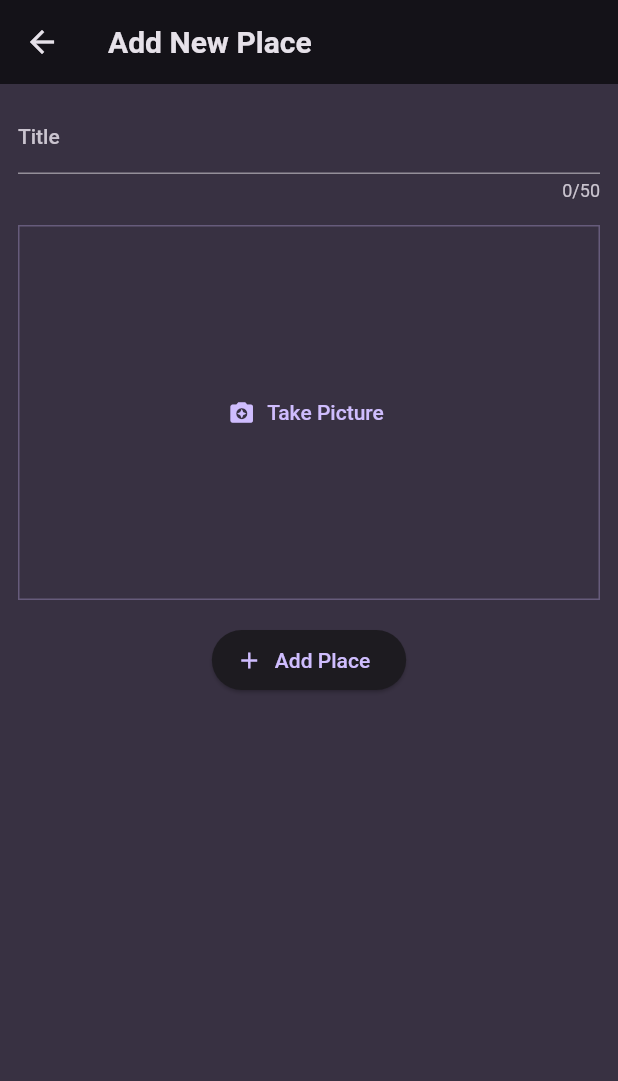
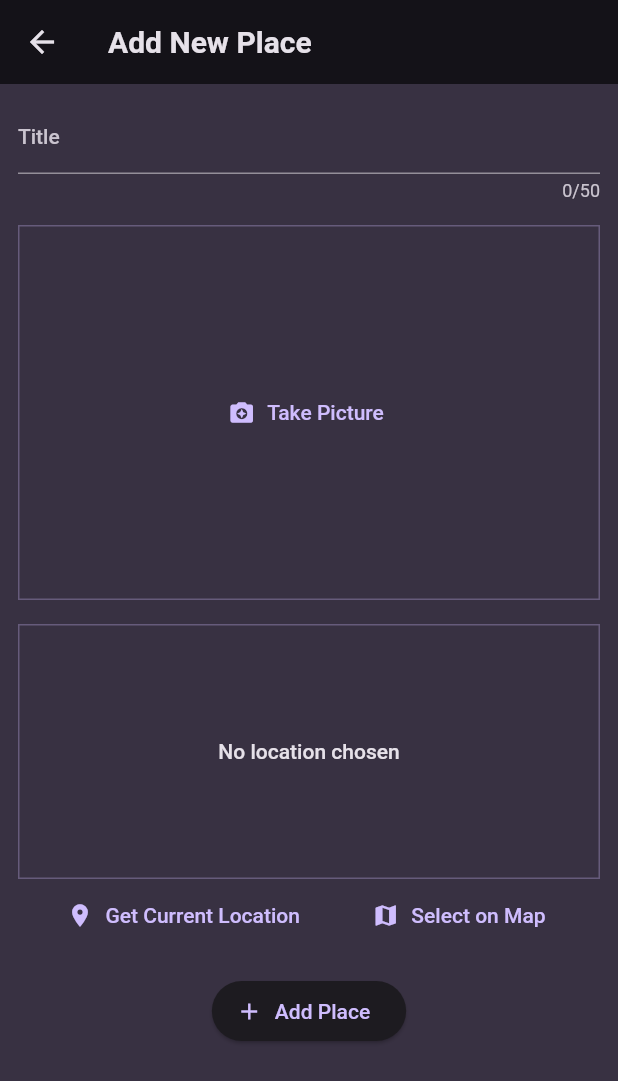
Before and after one commit to eacardenase/flutter-favorite-places, a Flutter app: the AddPlaceScreen screen opened directly, on a phone screen of 412 x 824 dp. Shown: the top 1081 px of the screen. Run offline on Flutter 3.47's test engine with Material 2 defaults, Android fonts, the phone set to English and light mode, and no system bars; our stand-ins replace flutter_riverpod, google_fonts, image_picker.

Commit message:
feat: add location widget

```diff
--- a/lib/widgets/add_new_place_form.dart
+++ b/lib/widgets/add_new_place_form.dart
@@ -1,5 +1,6 @@
 import 'dart:io';
 
+import 'package:favorite_places/widgets/location_input.dart';
 import 'package:flutter/material.dart';
 
 import 'package:flutter_riverpod/flutter_riverpod.dart';
@@ -75,6 +76,10 @@ class _NewPlaceFormState extends ConsumerState<NewPlaceForm> {
           const SizedBox(
             height: 16,
           ),
+          const LocationInput(),
+          const SizedBox(
+            height: 16,
+          ),
           ElevatedButton.icon(
             onPressed: _savePlace,
             icon: const Icon(
--- /dev/null
+++ b/lib/widgets/location_input.dart
@@ -0,0 +1,62 @@
+import 'package:flutter/material.dart';
+
+class LocationInput extends StatefulWidget {
+  const LocationInput({
+    super.key,
+  });
+
+  @override
+  State<LocationInput> createState() => _LocationInputState();
+}
+
+class _LocationInputState extends State<LocationInput> {
+  @override
+  Widget build(BuildContext context) {
+    return Column(
+      children: [
+        Container(
+          height: 170,
+          width: double.infinity,
+          alignment: Alignment.center,
+          decoration: BoxDecoration(
+            border: Border.all(
+              width: 1,
+              color: Theme.of(context).colorScheme.primary.withOpacity(0.3),
+            ),
+          ),
+          child: Text(
+            'No location chosen',
+            textAlign: TextAlign.center,
+            style: Theme.of(context)
+                .textTheme
+                .bodyLarge!
+                .copyWith(color: Theme.of(context).colorScheme.onBackground),
+          ),
+        ),
+        Row(
+          mainAxisAlignment: MainAxisAlignment.spaceEvenly,
+          children: [
+            TextButton.icon(
+              onPressed: () {},
+              icon: const Icon(
+                Icons.location_on,
+              ),
+              label: const Text(
+                'Get Current Location',
+              ),
+            ),
+            TextButton.icon(
+              onPressed: () {},
+              icon: const Icon(
+                Icons.map,
+              ),
+              label: const Text(
+                'Select on Map',
+              ),
+            ),
+          ],
+        )
+      ],
+    );
+  }
+}
--- a/pubspec.yaml
+++ b/pubspec.yaml
@@ -39,6 +39,7 @@ dependencies:
   uuid: ^3.0.7
   flutter_riverpod: ^2.3.6
   image_picker: ^1.0.0
+  location: ^5.0.0
 
 dev_dependencies:
   flutter_test:
```
Also changed, not shown: pubspec.lock, 2 other files.
